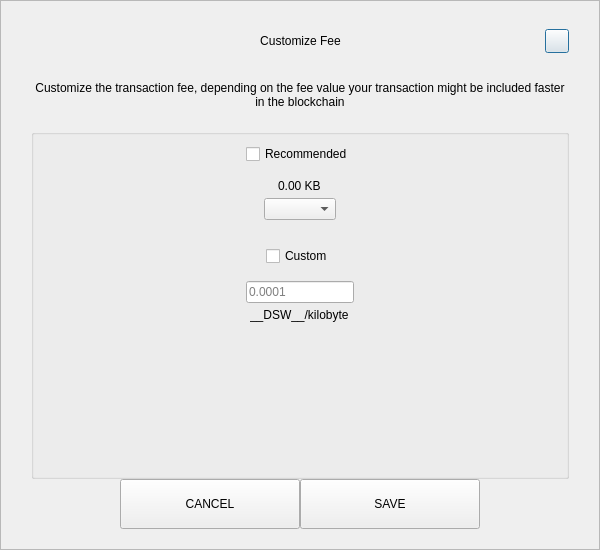
First picture: the form in src/qt/pivx/forms/sendcustomfeedialog.ui, repository decenomy/DSW, before the edit.
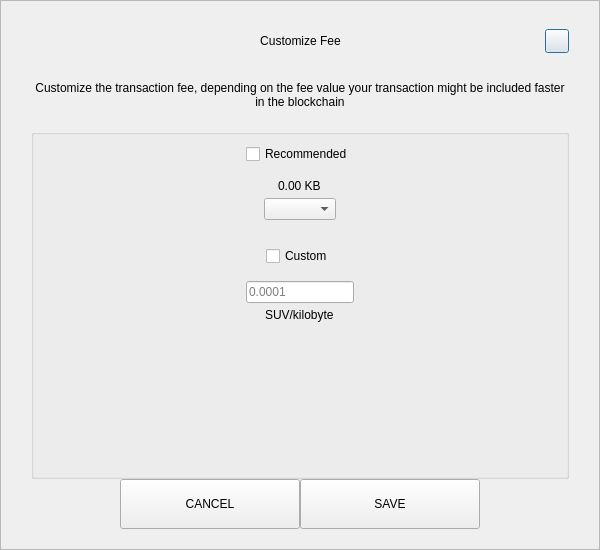
Second picture: the form after the edit.

Diff of the .ui file:
```diff
--- a/src/qt/pivx/forms/sendcustomfeedialog.ui
+++ b/src/qt/pivx/forms/sendcustomfeedialog.ui
@@ -287,7 +287,7 @@
            <item alignment="Qt::AlignHCenter">
             <widget class="QLabel" name="labelCustomFee">
              <property name="text">
-              <string>__DSW__/kilobyte</string>
+              <string>SUV/kilobyte</string>
              </property>
             </widget>
            </item>
```
